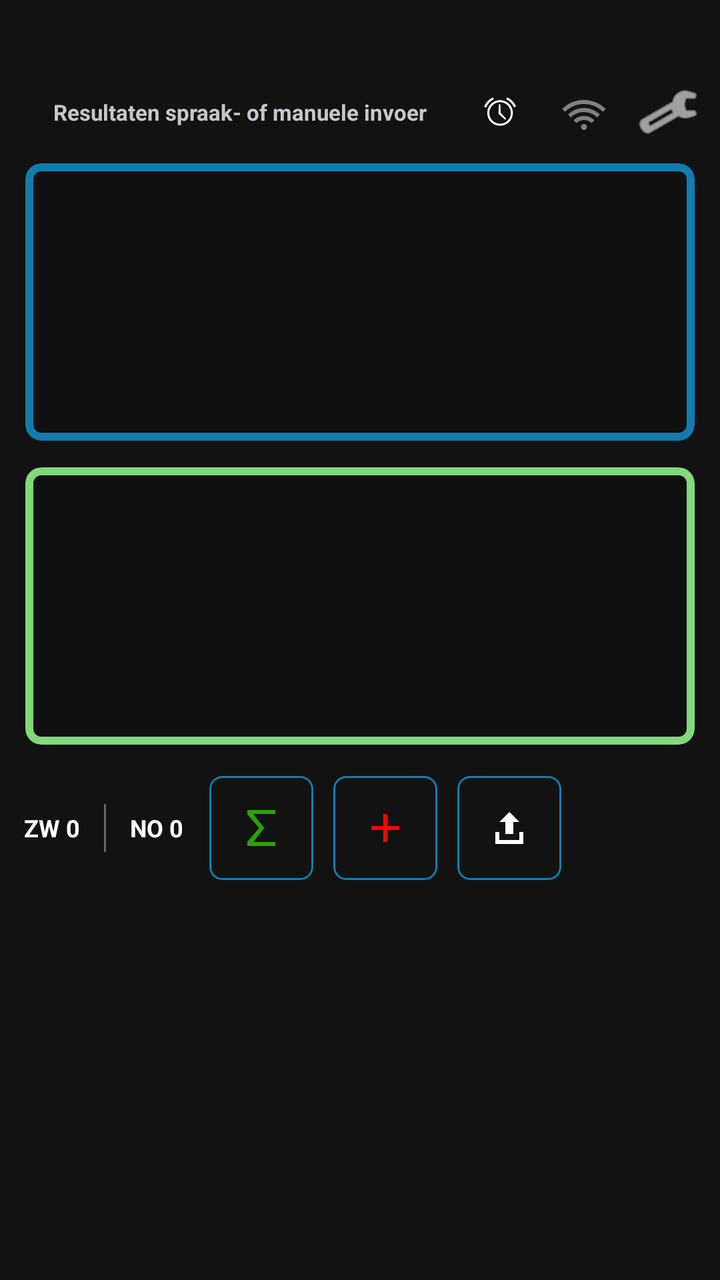
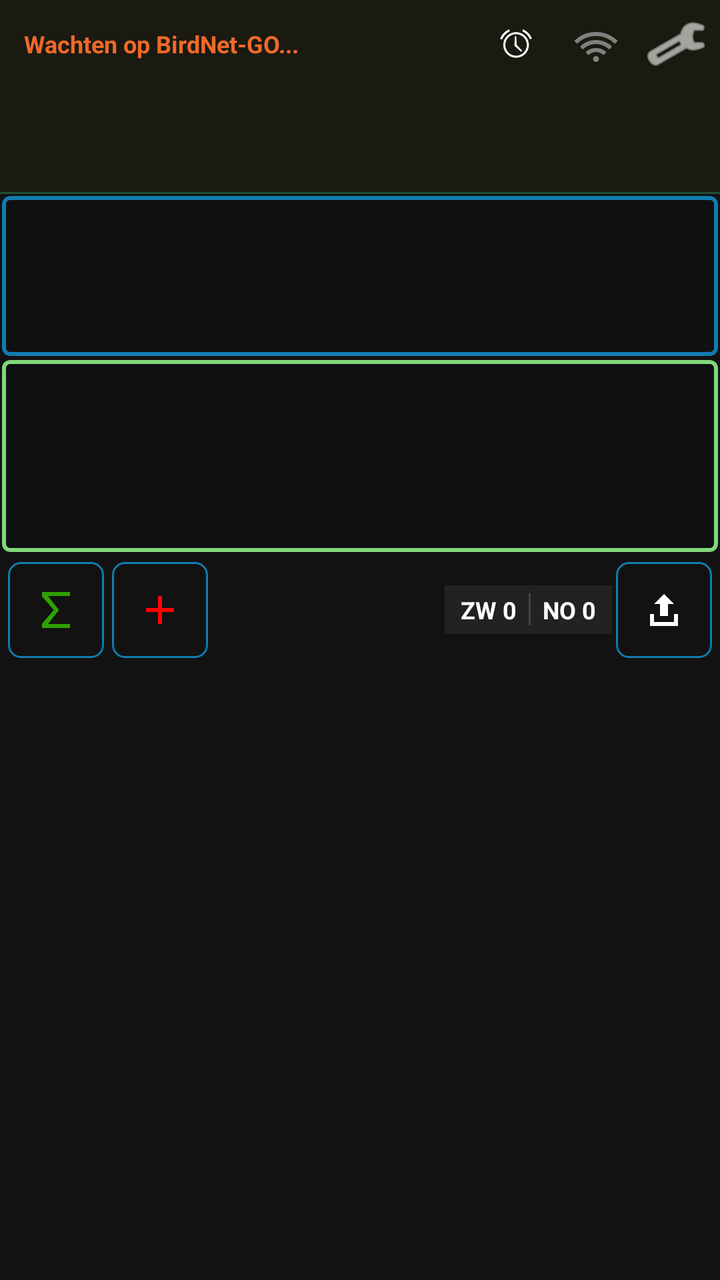

The first picture is an Android layout as it rendered before a commit; the second is the same layout after the commit. The layout source and the unified diff follow.
<!-- AndroidManifest.xml: application theme Theme.VT5.Dark -->
<!-- res/layout/scherm_telling.xml -->
<?xml version="1.0" encoding="utf-8"?>
<LinearLayout xmlns:android="http://schemas.android.com/apk/res/android"
    xmlns:app="http://schemas.android.com/apk/res-auto"
    android:id="@+id/root"
    android:layout_width="match_parent"
    android:layout_height="match_parent"
    android:layout_marginTop="45dp"
    android:layout_marginBottom="60dp"
    android:orientation="vertical"
    android:paddingLeft="8dp"
    android:paddingTop="38dp"
    android:paddingRight="8dp"
    android:paddingBottom="48dp">

    
    <LinearLayout
        android:layout_width="match_parent"
        android:layout_height="wrap_content"
        android:gravity="center_vertical"
        android:orientation="horizontal"
        android:paddingBottom="1dp">

        <TextView
            android:layout_width="0dp"
            android:layout_height="wrap_content"
            android:layout_weight="1"
            android:gravity="center_horizontal"
            android:text="@string/telling_speech_results"
            android:textSize="11sp"
            android:textStyle="bold" />

        <ImageButton
            android:id="@+id/btnToggleAlarm"
            android:layout_width="36dp"
            android:layout_height="36dp"
            android:layout_marginEnd="6dp"
            android:background="@android:color/transparent"
            android:contentDescription="@string/hoofd_alarm_enabled"
            android:src="@android:drawable/ic_lock_idle_alarm"
            app:tint="@android:color/white" />

        <ImageButton
            android:id="@+id/btnMasterClientConnection"
            android:layout_width="36dp"
            android:layout_height="36dp"
            android:layout_marginEnd="6dp"
            android:background="@android:color/transparent"
            android:contentDescription="@string/mc_enable_master_mode"
            android:src="@drawable/ic_mc_wifi"
            app:tint="#808080" />

        <ImageButton
            android:id="@+id/btnShowMasterQr"
            android:layout_width="36dp"
            android:layout_height="36dp"
            android:layout_marginEnd="6dp"
            android:background="@android:color/transparent"
            android:contentDescription="@string/mc_show_qr_codes"
            android:src="@drawable/ic_qr_code"
            android:visibility="gone"
            app:tint="#808080" />


        <ImageButton
            android:id="@+id/btnOpenSettings"
            android:layout_width="36dp"
            android:layout_height="36dp"
            android:background="@android:color/transparent"
            android:contentDescription="@string/instellingen_titel"
            android:src="@android:drawable/ic_menu_preferences"
            app:tint="@android:color/white" />
    </LinearLayout>

    <TextView
        android:id="@+id/tvMasterClientStatus"
        android:layout_width="match_parent"
        android:layout_height="wrap_content"
        android:layout_marginTop="2dp"
        android:layout_marginBottom="4dp"
        android:alpha="0.9"
        android:paddingStart="4dp"
        android:paddingEnd="4dp"
        android:textColor="@color/vt5_on_surface"
        android:textSize="12sp"
        android:visibility="gone" />

    
    <com.google.android.material.card.MaterialCardView
        android:id="@+id/cardSpeechPartials"
        android:layout_width="match_parent"
        android:layout_height="150dp"
        android:layout_marginTop="1dp"
        android:layout_marginBottom="1dp"
        app:cardCornerRadius="8dp"
        app:cardUseCompatPadding="true"
        app:strokeColor="@color/vt5_light_blue"
        app:strokeWidth="4dp">

        <androidx.recyclerview.widget.RecyclerView
            android:id="@+id/recyclerViewSpeechPartials"
            android:layout_width="match_parent"
            android:layout_height="match_parent"
            android:background="#111111"
            android:padding="6dp" />
    </com.google.android.material.card.MaterialCardView>

    
    <com.google.android.material.card.MaterialCardView
        android:id="@+id/cardSpeechFinals"
        android:layout_width="match_parent"
        android:layout_height="150dp"
        android:layout_marginTop="1dp"
        android:layout_marginBottom="1dp"
        app:cardCornerRadius="8dp"
        app:cardUseCompatPadding="true"
        app:strokeColor="@color/vt5_green"
        app:strokeWidth="4dp">

        <androidx.recyclerview.widget.RecyclerView
            android:id="@+id/recyclerViewSpeechFinals"
            android:layout_width="match_parent"
            android:layout_height="match_parent"
            android:background="#111111"
            android:padding="6dp" />
    </com.google.android.material.card.MaterialCardView>

    
    <LinearLayout
        android:id="@+id/knoppenBalk1"
        android:layout_width="match_parent"
        android:layout_height="wrap_content"
        android:gravity="center_vertical"
        android:orientation="horizontal"
        android:padding="4dp">

        <LinearLayout
            android:id="@+id/dailyTotalsContainer"
            android:layout_width="wrap_content"
            android:layout_height="wrap_content"
            android:layout_marginEnd="8dp"
            android:gravity="center_vertical"
            android:orientation="horizontal">

            <TextView
                android:id="@+id/tvDailyMainTotal"
                android:layout_width="wrap_content"
                android:layout_height="wrap_content"
                android:text="ZW 0"
                android:textColor="@color/vt5_on_surface"
                android:textSize="12sp"
                android:textStyle="bold" />

            <View
                android:id="@+id/viewDailyTotalsDivider"
                android:layout_width="1dp"
                android:layout_height="24dp"
                android:layout_marginStart="12dp"
                android:layout_marginEnd="12dp"
                android:alpha="0.35"
                android:background="@color/vt5_on_surface" />

            <TextView
                android:id="@+id/tvDailyReturnTotal"
                android:layout_width="wrap_content"
                android:layout_height="wrap_content"
                android:text="NO 0"
                android:textColor="@color/vt5_on_surface"
                android:textSize="12sp"
                android:textStyle="bold" />
        </LinearLayout>

        <com.google.android.material.button.MaterialButton
            android:id="@+id/btnSaveClose"
            style="@style/Widget.VT5.Button.Outlined.IconOnly"
            android:layout_width="52dp"
            android:layout_height="52dp"
            android:layout_margin="5dp"
            android:contentDescription="@string/telling_totals_icon_description"
            android:minWidth="52dp"
            android:minHeight="52dp"
            android:text=""
            app:icon="@drawable/ic_action_sum"
            app:iconPadding="0dp"
            app:iconTint="@null" />

        <com.google.android.material.button.MaterialButton
            android:id="@+id/btnAddSoorten"
            style="@style/Widget.VT5.Button.Outlined.IconOnly"
            android:layout_width="52dp"
            android:layout_height="52dp"
            android:layout_margin="5dp"
            android:contentDescription="@string/telling_add_icon_description"
            android:minWidth="52dp"
            android:minHeight="52dp"
            android:text=""
            app:icon="@drawable/ic_action_add"
            app:iconPadding="0dp"
            app:iconTint="@null" />

        <ImageButton
            android:id="@+id/btnBirdNet"
            android:layout_width="52dp"
            android:layout_height="52dp"
            android:layout_margin="5dp"
            android:background="?attr/selectableItemBackgroundBorderless"
            android:contentDescription="BirdNet-GO"
            android:src="@drawable/ic_birdnet_go"
            android:visibility="gone"
            app:tint="@android:color/white" />

        <com.google.android.material.button.MaterialButton
            android:id="@+id/btnAfronden"
            style="@style/Widget.VT5.Button.Outlined.IconOnly"
            android:layout_width="52dp"
            android:layout_height="52dp"
            android:layout_margin="5dp"
            android:layout_marginStart="8dp"
            android:contentDescription="@string/telling_finish_icon_description"
            android:minWidth="52dp"
            android:minHeight="52dp"
            android:text=""
            app:icon="@drawable/ic_action_upload"
            app:iconPadding="0dp"
            app:iconTint="@null" />
    </LinearLayout>

    
    <androidx.recyclerview.widget.RecyclerView
        android:id="@+id/recyclerViewSpecies"
        android:layout_width="match_parent"
        android:layout_height="0dp"
        android:layout_weight="1" />
</LinearLayout>
<!-- resources referenced by this layout -->
<resources>
  <color name="vt5_green">#80D97A</color>
  <color name="vt5_light_blue">#117CAF</color>
  <color name="vt5_on_surface">@color/popup_bg_wit</color>
  <!-- drawable ic_action_add (drawable) -->
  <?xml version="1.0" encoding="utf-8"?>
  <vector xmlns:android="http://schemas.android.com/apk/res/android"
      android:width="24dp"
      android:height="24dp"
      android:viewportWidth="24"
      android:viewportHeight="24">
      <path
          android:fillColor="#FF0303"
          android:pathData="M19,11H13V5H11V11H5V13H11V19H13V13H19V11Z" />
  </vector>
  <!-- drawable ic_action_sum (drawable) -->
  <?xml version="1.0" encoding="utf-8"?>
  <vector xmlns:android="http://schemas.android.com/apk/res/android"
      android:width="24dp"
      android:height="24dp"
      android:viewportWidth="24"
      android:viewportHeight="24">
      <path
          android:fillColor="#2FA001"
          android:pathData="M19,5H8L13.5,12L8,19H19V21H5V18.8L10.9,12L5,5.2V3H19V5Z" />
  </vector>
  <!-- drawable ic_action_upload (drawable) -->
  <?xml version="1.0" encoding="utf-8"?>
  <vector xmlns:android="http://schemas.android.com/apk/res/android"
      android:width="24dp"
      android:height="24dp"
      android:viewportWidth="24"
      android:viewportHeight="24">
      <path
          android:fillColor="#FFFFFFFF"
          android:pathData="M5,20H19V14H17V18H7V14H5V20ZM12,4L7,9H10V15H14V9H17L12,4Z" />
  </vector>
  <string name="hoofd_alarm_enabled">Uurlijks alarm is ingeschakeld</string>
  <string name="instellingen_titel">Instellingen</string>
  <string name="mc_enable_master_mode">Samenwerken inschakelen</string>
  <string name="mc_show_qr_codes">Toon QR-codes</string>
  <string name="telling_add_icon_description">Soorten toevoegen</string>
  <string name="telling_finish_icon_description">Telling afronden en uploaden</string>
  <string name="telling_speech_results">Resultaten spraak- of manuele invoer</string>
  <string name="telling_totals_icon_description">Toon totalen</string>
  <color name="popup_bg_wit">#FFFFFFFF</color>
  <color name="vt5_black">#121212</color>
  <color name="vt5_white">#FFFFFF</color>
  <style name="ThemeOverlay.VT5.MaterialAlertDialog" parent="ThemeOverlay.Material3.MaterialAlertDialog">
          <item name="buttonBarPositiveButtonStyle">@style/Widget.VT5.AlertDialog.Button</item>
          <item name="buttonBarNegativeButtonStyle">@style/Widget.VT5.AlertDialog.Button</item>
          <item name="buttonBarNeutralButtonStyle">@style/Widget.VT5.AlertDialog.Button</item>
      </style>
  <dimen name="vt5_btn_stroke">1dp</dimen>
  <dimen name="vt5_btn_corner">6dp</dimen>
  <color name="vt5_light_gray">#5D748C</color>
  <style name="Widget.VT5.AlertDialog.Button" parent="Widget.Material3.Button.TextButton.Dialog">
          <item name="android:textColor">@color/vt5_white</item>
      </style>
  <!-- drawable vt5_btn_checked (drawable) -->
  <?xml version="1.0" encoding="utf-8"?>
  <shape xmlns:android="http://schemas.android.com/apk/res/android" android:shape="rectangle">
      
      <solid android:color="@color/vt5_light_blue" />
      
      <corners android:radius="@dimen/vt5_btn_corner" />
      
      <padding android:left="8dp" android:top="6dp" android:right="8dp" android:bottom="6dp" />
  </shape>
  <!-- drawable vt5_btn_pressed (drawable) -->
  <?xml version="1.0" encoding="utf-8"?>
  <shape xmlns:android="http://schemas.android.com/apk/res/android" android:shape="rectangle">
      
      <solid android:color="@color/vt5_light_blue" />
      <corners android:radius="@dimen/vt5_btn_corner" />
      <padding android:left="8dp" android:top="6dp" android:right="8dp" android:bottom="6dp" />
  </shape>
  <!-- unchanged entries left out for length: 9 -->
</resources>

<!-- the commit's change to res/layout/scherm_telling.xml (unified diff, before → after) -->
@@ -6,11 +6,137 @@
     android:layout_height="match_parent"
     android:layout_marginTop="45dp"
     android:layout_marginBottom="60dp"
-    android:orientation="vertical"
-    android:paddingLeft="8dp"
-    android:paddingTop="38dp"
-    android:paddingRight="8dp"
-    android:paddingBottom="48dp">
+    android:background="@color/vt5_black"
+    android:orientation="vertical">
+
+    
+    <LinearLayout
+        android:id="@+id/birdnet_container"
+        android:layout_width="match_parent"
+        android:layout_height="wrap_content"
+        android:background="#1A1A11"
+        android:orientation="vertical"
+        android:padding="4dp">
+
+        <LinearLayout
+            android:layout_width="match_parent"
+            android:layout_height="wrap_content"
+            android:gravity="center_vertical"
+            android:orientation="horizontal">
+
+            <TextView
+                android:id="@+id/tvBirdNetPendingTicker"
+                android:layout_width="0dp"
+                android:layout_height="wrap_content"
+                android:layout_weight="1"
+                android:ellipsize="marquee"
+                android:marqueeRepeatLimit="marquee_forever"
+                android:paddingStart="8dp"
+                android:singleLine="true"
+                android:text="Wachten op BirdNet-GO..."
+                android:textColor="@color/vt5_orange"
+                android:textSize="12sp"
+                android:textStyle="bold" />
+
+            <ImageButton
+                android:id="@+id/btnToggleAlarm"
+                android:layout_width="36dp"
+                android:layout_height="36dp"
+                android:background="?attr/selectableItemBackgroundBorderless"
+                android:src="@android:drawable/ic_lock_idle_alarm"
+                app:tint="@android:color/white" />
+
+            <ImageButton
+                android:id="@+id/btnMasterClientConnection"
+                android:layout_width="36dp"
+                android:layout_height="36dp"
+                android:layout_marginStart="4dp"
+                android:background="?attr/selectableItemBackgroundBorderless"
+                android:src="@drawable/ic_mc_wifi"
+                app:tint="#808080" />
+
+            <ImageButton
+                android:id="@+id/btnShowMasterQr"
+                android:layout_width="36dp"
+                android:layout_height="36dp"
+                android:layout_marginStart="4dp"
+                android:background="?attr/selectableItemBackgroundBorderless"
+                android:src="@drawable/ic_qr_code"
+                android:visibility="gone"
+                app:tint="#808080" />
+
+            <ImageButton
+                android:id="@+id/btnOpenSettings"
+                android:layout_width="36dp"
+                android:layout_height="36dp"
+                android:layout_marginStart="4dp"
+                android:background="?attr/selectableItemBackgroundBorderless"
+                android:src="@android:drawable/ic_menu_preferences"
+                app:tint="@android:color/white" />
+        </LinearLayout>
+
+        <TextView
+            android:id="@+id/tvMasterClientStatus"
+            android:layout_width="match_parent"
+            android:layout_height="wrap_content"
+            android:paddingStart="8dp"
+            android:textColor="@color/vt5_on_surface"
+            android:textSize="11sp"
+            android:visibility="gone" />
+
+        <FrameLayout
+            android:id="@+id/birdnet_detection_frame"
+            android:layout_width="match_parent"
+            android:layout_height="50dp"
+            android:layout_marginTop="2dp" />
+    </LinearLayout>
+
+    <View
+        android:layout_width="match_parent"
+        android:layout_height="1dp"
+        android:alpha="0.3"
+        android:background="@color/vt5_outline" />
+
+    
+    <LinearLayout
+        android:layout_width="match_parent"
+        android:layout_height="180dp"
+        android:orientation="vertical">
+
+        <com.google.android.material.card.MaterialCardView
+            android:id="@+id/cardSpeechPartials"
+            android:layout_width="match_parent"
+            android:layout_height="0dp"
+            android:layout_margin="1dp"
+            android:layout_weight="1"
+            app:cardCornerRadius="4dp"
+            app:strokeColor="@color/vt5_light_blue"
+            app:strokeWidth="2dp">
+
+            <androidx.recyclerview.widget.RecyclerView
+                android:id="@+id/recyclerViewSpeechPartials"
+                android:layout_width="match_parent"
+                android:layout_height="match_parent"
+                android:background="#111111" />
+        </com.google.android.material.card.MaterialCardView>
+
+        <com.google.android.material.card.MaterialCardView
+            android:id="@+id/cardSpeechFinals"
+            android:layout_width="match_parent"
+            android:layout_height="0dp"
+            android:layout_margin="1dp"
+            android:layout_weight="1.2"
+            app:cardCornerRadius="4dp"
+            app:strokeColor="@color/vt5_green"
+            app:strokeWidth="2dp">
+
+            <androidx.recyclerview.widget.RecyclerView
+                android:id="@+id/recyclerViewSpeechFinals"
+                android:layout_width="match_parent"
+                android:layout_height="match_parent"
+                android:background="#111111" />
+        </com.google.android.material.card.MaterialCardView>
+    </LinearLayout>
 
     
     <LinearLayout
@@ -18,209 +144,84 @@
         android:layout_height="wrap_content"
         android:gravity="center_vertical"
         android:orientation="horizontal"
-        android:paddingBottom="1dp">
-
-        <TextView
+        android:padding="2dp">
+
+        <com.google.android.material.button.MaterialButton
+            android:id="@+id/btnSaveClose"
+            style="@style/Widget.VT5.Button.Outlined.IconOnly"
+            android:layout_width="48dp"
+            android:layout_height="48dp"
+            android:layout_margin="2dp"
+            app:icon="@drawable/ic_action_sum"
+            app:iconTint="@null" />
+
+        <com.google.android.material.button.MaterialButton
+            android:id="@+id/btnAddSoorten"
+            style="@style/Widget.VT5.Button.Outlined.IconOnly"
+            android:layout_width="48dp"
+            android:layout_height="48dp"
+            android:layout_margin="2dp"
+            app:icon="@drawable/ic_action_add"
+            app:iconTint="@null" />
+
+        <ImageButton
+            android:id="@+id/btnBirdNet"
+            android:layout_width="48dp"
+            android:layout_height="48dp"
+            android:layout_margin="2dp"
+            android:background="?attr/selectableItemBackgroundBorderless"
+            android:src="@drawable/ic_birdnet_go"
+            android:visibility="gone"
+            app:tint="@android:color/white" />
+
+        <Space
             android:layout_width="0dp"
-            android:layout_height="wrap_content"
-            android:layout_weight="1"
-            android:gravity="center_horizontal"
-            android:text="@string/telling_speech_results"
-            android:textSize="11sp"
-            android:textStyle="bold" />
-
-        <ImageButton
-            android:id="@+id/btnToggleAlarm"
-            android:layout_width="36dp"
-            android:layout_height="36dp"
-            android:layout_marginEnd="6dp"
-            android:background="@android:color/transparent"
-            android:contentDescription="@string/hoofd_alarm_enabled"
-            android:src="@android:drawable/ic_lock_idle_alarm"
-            app:tint="@android:color/white" />
-
-        <ImageButton
-            android:id="@+id/btnMasterClientConnection"
-            android:layout_width="36dp"
-            android:layout_height="36dp"
-            android:layout_marginEnd="6dp"
-            android:background="@android:color/transparent"
-            android:contentDescription="@string/mc_enable_master_mode"
-            android:src="@drawable/ic_mc_wifi"
-            app:tint="#808080" />
-
-        <ImageButton
-            android:id="@+id/btnShowMasterQr"
-            android:layout_width="36dp"
-            android:layout_height="36dp"
-            android:layout_marginEnd="6dp"
-            android:background="@android:color/transparent"
-            android:contentDescription="@string/mc_show_qr_codes"
-            android:src="@drawable/ic_qr_code"
-            android:visibility="gone"
-            app:tint="#808080" />
-
-
-        <ImageButton
-            android:id="@+id/btnOpenSettings"
-            android:layout_width="36dp"
-            android:layout_height="36dp"
-            android:background="@android:color/transparent"
-            android:contentDescription="@string/instellingen_titel"
-            android:src="@android:drawable/ic_menu_preferences"
-            app:tint="@android:color/white" />
-    </LinearLayout>
-
-    <TextView
-        android:id="@+id/tvMasterClientStatus"
-        android:layout_width="match_parent"
-        android:layout_height="wrap_content"
-        android:layout_marginTop="2dp"
-        android:layout_marginBottom="4dp"
-        android:alpha="0.9"
-        android:paddingStart="4dp"
-        android:paddingEnd="4dp"
-        android:textColor="@color/vt5_on_surface"
-        android:textSize="12sp"
-        android:visibility="gone" />
-
-    
-    <com.google.android.material.card.MaterialCardView
-        android:id="@+id/cardSpeechPartials"
-        android:layout_width="match_parent"
-        android:layout_height="150dp"
-        android:layout_marginTop="1dp"
-        android:layout_marginBottom="1dp"
-        app:cardCornerRadius="8dp"
-        app:cardUseCompatPadding="true"
-        app:strokeColor="@color/vt5_light_blue"
-        app:strokeWidth="4dp">
-
-        <androidx.recyclerview.widget.RecyclerView
-            android:id="@+id/recyclerViewSpeechPartials"
-            android:layout_width="match_parent"
-            android:layout_height="match_parent"
-            android:background="#111111"
-            android:padding="6dp" />
-    </com.google.android.material.card.MaterialCardView>
-
-    
-    <com.google.android.material.card.MaterialCardView
-        android:id="@+id/cardSpeechFinals"
-        android:layout_width="match_parent"
-        android:layout_height="150dp"
-        android:layout_marginTop="1dp"
-        android:layout_marginBottom="1dp"
-        app:cardCornerRadius="8dp"
-        app:cardUseCompatPadding="true"
-        app:strokeColor="@color/vt5_green"
-        app:strokeWidth="4dp">
-
-        <androidx.recyclerview.widget.RecyclerView
-            android:id="@+id/recyclerViewSpeechFinals"
-            android:layout_width="match_parent"
-            android:layout_height="match_parent"
-            android:background="#111111"
-            android:padding="6dp" />
-    </com.google.android.material.card.MaterialCardView>
-
-    
-    <LinearLayout
-        android:id="@+id/knoppenBalk1"
-        android:layout_width="match_parent"
-        android:layout_height="wrap_content"
-        android:gravity="center_vertical"
-        android:orientation="horizontal"
-        android:padding="4dp">
-
+            android:layout_height="1dp"
+            android:layout_weight="1" />
+
+        
         <LinearLayout
             android:id="@+id/dailyTotalsContainer"
             android:layout_width="wrap_content"
             android:layout_height="wrap_content"
-            android:layout_marginEnd="8dp"
+            android:background="#222222"
             android:gravity="center_vertical"
-            android:orientation="horizontal">
+            android:orientation="horizontal"
+            android:paddingHorizontal="8dp"
+            android:paddingVertical="4dp">
 
             <TextView
                 android:id="@+id/tvDailyMainTotal"
                 android:layout_width="wrap_content"
                 android:layout_height="wrap_content"
                 android:text="ZW 0"
-                android:textColor="@color/vt5_on_surface"
+                android:textColor="@android:color/white"
                 android:textSize="12sp"
                 android:textStyle="bold" />
 
             <View
-                android:id="@+id/viewDailyTotalsDivider"
                 android:layout_width="1dp"
-                android:layout_height="24dp"
-                android:layout_marginStart="12dp"
-                android:layout_marginEnd="12dp"
-                android:alpha="0.35"
-                android:background="@color/vt5_on_surface" />
+                android:layout_height="16dp"
+                android:layout_marginHorizontal="6dp"
+                android:background="#444444" />
 
             <TextView
                 android:id="@+id/tvDailyReturnTotal"
                 android:layout_width="wrap_content"
                 android:layout_height="wrap_content"
                 android:text="NO 0"
-                android:textColor="@color/vt5_on_surface"
+                android:textColor="@android:color/white"
                 android:textSize="12sp"
                 android:textStyle="bold" />
         </LinearLayout>
 
         <com.google.android.material.button.MaterialButton
-            android:id="@+id/btnSaveClose"
-            style="@style/Widget.VT5.Button.Outlined.IconOnly"
-            android:layout_width="52dp"
-            android:layout_height="52dp"
-            android:layout_margin="5dp"
-            android:contentDescription="@string/telling_totals_icon_description"
-            android:minWidth="52dp"
-            android:minHeight="52dp"
-            android:text=""
-            app:icon="@drawable/ic_action_sum"
-            app:iconPadding="0dp"
-            app:iconTint="@null" />
-
-        <com.google.android.material.button.MaterialButton
-            android:id="@+id/btnAddSoorten"
-            style="@style/Widget.VT5.Button.Outlined.IconOnly"
-            android:layout_width="52dp"
-            android:layout_height="52dp"
-            android:layout_margin="5dp"
-            android:contentDescription="@string/telling_add_icon_description"
-            android:minWidth="52dp"
-            android:minHeight="52dp"
-            android:text=""
-            app:icon="@drawable/ic_action_add"
-            app:iconPadding="0dp"
-            app:iconTint="@null" />
-
-        <ImageButton
-            android:id="@+id/btnBirdNet"
-            android:layout_width="52dp"
-            android:layout_height="52dp"
-            android:layout_margin="5dp"
-            android:background="?attr/selectableItemBackgroundBorderless"
-            android:contentDescription="BirdNet-GO"
-            android:src="@drawable/ic_birdnet_go"
-            android:visibility="gone"
-            app:tint="@android:color/white" />
-
-        <com.google.android.material.button.MaterialButton
             android:id="@+id/btnAfronden"
             style="@style/Widget.VT5.Button.Outlined.IconOnly"
-            android:layout_width="52dp"
-            android:layout_height="52dp"
-            android:layout_margin="5dp"
-            android:layout_marginStart="8dp"
-            android:contentDescription="@string/telling_finish_icon_description"
-            android:minWidth="52dp"
-            android:minHeight="52dp"
-            android:text=""
+            android:layout_width="48dp"
+            android:layout_height="48dp"
+            android:layout_margin="2dp"
             app:icon="@drawable/ic_action_upload"
-            app:iconPadding="0dp"
             app:iconTint="@null" />
     </LinearLayout>
 
@@ -230,4 +231,5 @@
         android:layout_width="match_parent"
         android:layout_height="0dp"
         android:layout_weight="1" />
+
 </LinearLayout>
<!-- resource entries referenced after the edit -->
@@ -3,6 +3,8 @@
   <color name="vt5_green">#80D97A</color>
   <color name="vt5_light_blue">#117CAF</color>
   <color name="vt5_on_surface">@color/popup_bg_wit</color>
+  <color name="vt5_orange">#EF6929</color>
+  <color name="vt5_outline">#3DDC84</color>
   <!-- drawable ic_action_add (drawable) -->
   <?xml version="1.0" encoding="utf-8"?>
   <vector xmlns:android="http://schemas.android.com/apk/res/android"
@@ -36,14 +38,6 @@
           android:fillColor="#FFFFFFFF"
           android:pathData="M5,20H19V14H17V18H7V14H5V20ZM12,4L7,9H10V15H14V9H17L12,4Z" />
   </vector>
-  <string name="hoofd_alarm_enabled">Uurlijks alarm is ingeschakeld</string>
-  <string name="instellingen_titel">Instellingen</string>
-  <string name="mc_enable_master_mode">Samenwerken inschakelen</string>
-  <string name="mc_show_qr_codes">Toon QR-codes</string>
-  <string name="telling_add_icon_description">Soorten toevoegen</string>
-  <string name="telling_finish_icon_description">Telling afronden en uploaden</string>
-  <string name="telling_speech_results">Resultaten spraak- of manuele invoer</string>
-  <string name="telling_totals_icon_description">Toon totalen</string>
   <color name="popup_bg_wit">#FFFFFFFF</color>
   <color name="vt5_black">#121212</color>
   <color name="vt5_white">#FFFFFF</color>
